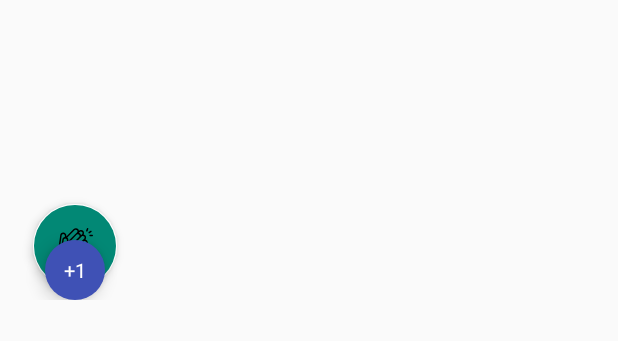
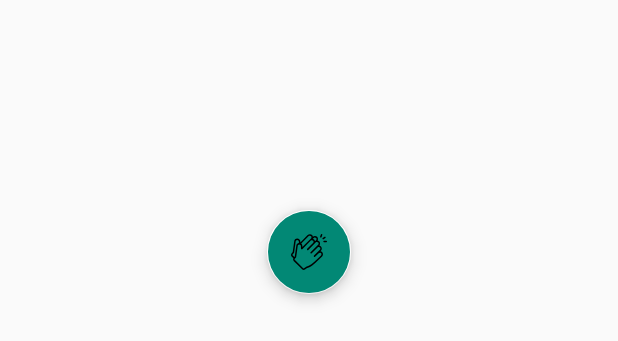
Before and after one commit to wajahatkarim3/MediumClap-Android, an Android app: the layout clap_fab_layout.xml on its own in the app's theme, with its tools: preview values and no code run, on a phone screen of 412 x 824 dp. Shown: the top 341 px of the screen. Run offline under Robolectric (Android 15) with nearby library versions, the phone set to English and light mode, and no system bars.

Commit message:
Added kitkat support and optimized bottom space
Change Log:
- Added support for Kitkat(Api 19)
- Optimized bottom space

```diff
--- a/app/build.gradle
+++ b/app/build.gradle
@@ -11,7 +11,7 @@ android {
     }
     defaultConfig {
         applicationId "com.wajahatkarim3.mediumclap_android"
-        minSdkVersion 21
+        minSdkVersion 19
         targetSdkVersion 27
         versionCode 1
         versionName "1.0"
--- a/clapfab/src/main/res/layout/clap_fab_layout.xml
+++ b/clapfab/src/main/res/layout/clap_fab_layout.xml
@@ -2,22 +2,23 @@
 <RelativeLayout xmlns:android="http://schemas.android.com/apk/res/android"
     xmlns:app="http://schemas.android.com/apk/res-auto"
     xmlns:tools="http://schemas.android.com/tools"
-    android:orientation="vertical"
-    android:layout_width="100dp"
-    android:layout_height="200dp">
+    android:layout_width="wrap_content"
+    android:layout_height="240dp"
+    android:orientation="vertical">
 
     <TextView
         android:id="@+id/txtCountCircle"
+        style="@style/ElevationStyle"
         android:layout_width="40dp"
         android:layout_height="40dp"
+        android:layout_marginBottom="48dp"
         android:layout_centerHorizontal="true"
         android:layout_alignParentBottom="true"
         android:background="@drawable/circle_shape_background"
-        android:elevation="7dp"
         android:gravity="center"
         android:text="+1"
+        android:textColor="@android:color/white"
         android:textSize="13sp"
-        android:textColor="@android:color/white"
         android:visibility="gone"
         tools:visibility="visible" />
 
@@ -25,23 +26,20 @@
         android:id="@+id/fabDemoClap"
         android:layout_width="wrap_content"
         android:layout_height="wrap_content"
+        android:layout_marginBottom="24dp"
         android:layout_centerHorizontal="true"
         android:layout_alignParentBottom="true"
-        android:layout_marginBottom="8dp"
         app:backgroundTint="@android:color/white"
-        tools:backgroundTint="@color/colorClapIcon"
-        app:elevation="4dp"
+        app:useCompatPadding="true"
+        app:elevation="7dp"
         app:fabSize="normal"
-        app:srcCompat="@drawable/ic_clap_hands_outline"/>
-
+        app:srcCompat="@drawable/ic_clap_hands_outline"
+        tools:backgroundTint="@color/colorClapIcon" />
 
     <com.wajahatkarim3.clapfab.DotsView
         android:id="@+id/dotsView"
-        android:layout_width="50dp"
-        android:layout_height="50dp"
-        android:layout_marginBottom="8dp"
-        android:layout_centerHorizontal="true"
-        android:layout_alignParentBottom="true"
-        />
+        android:layout_width="wrap_content"
+        android:layout_height="wrap_content"
+        android:layout_alignParentBottom="true"/>
 
 </RelativeLayout>
--- /dev/null
+++ b/clapfab/src/main/res/values-v21/styles.xml
@@ -0,0 +1,8 @@
+<?xml version="1.0" encoding="utf-8"?>
+<resources>
+
+    <style name="ElevationStyle">
+        <item name="android:elevation">7dp</item>
+    </style>
+
+</resources>
--- /dev/null
+++ b/clapfab/src/main/res/values/styles.xml
@@ -0,0 +1,6 @@
+<resources>
+
+    <style name="ElevationStyle">
+    </style>
+
+</resources>
```
Also changed, not shown: app/src/main/java/com/wajahatkarim3/mediumclap_android/DemoActivity.kt (+17 -1 lines), app/src/main/res/layout/activity_demo.xml (+4 -6 lines), clapfab/src/main/java/com/wajahatkarim3/clapfab/ClapFAB.kt (+16 -3 lines).
